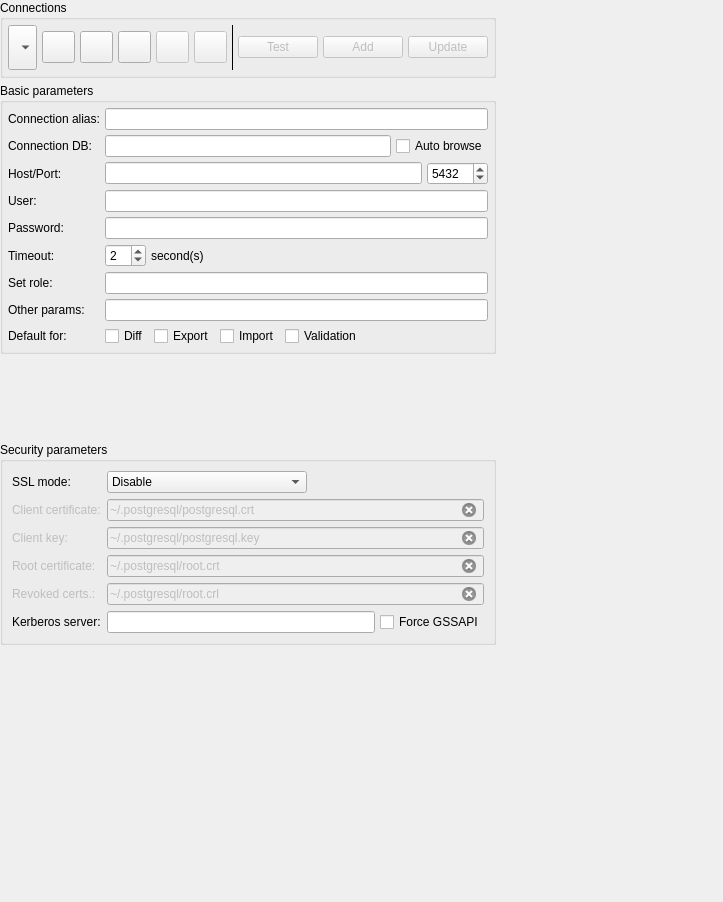
arichiardi/pgmodeler, file libs/libgui/ui/settings/connectionsconfigwidget.ui: the form before one commit.
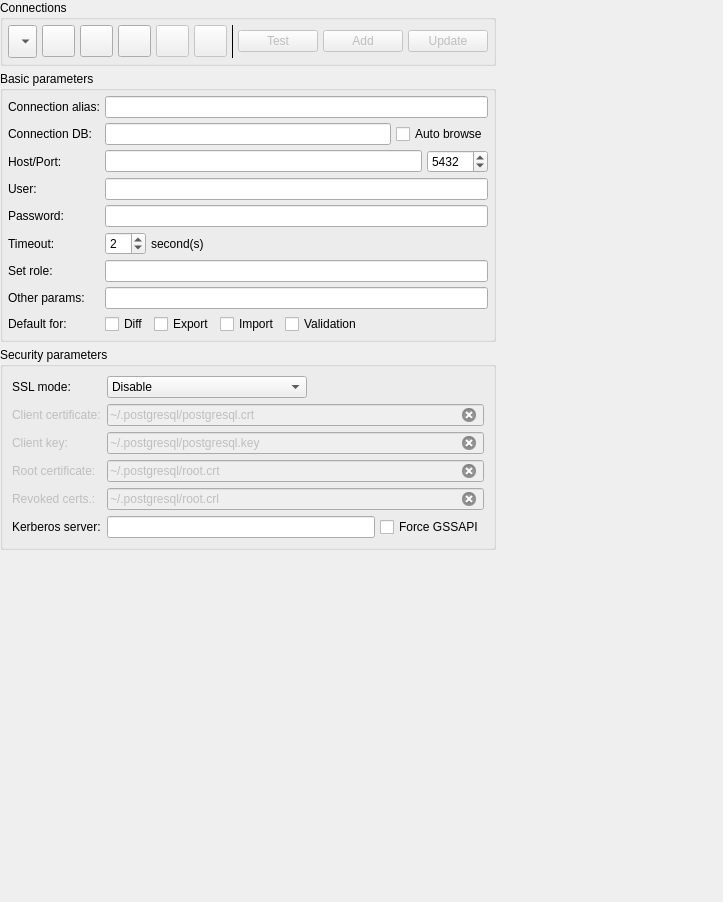
The form after the commit. Icons and pictures are not drawn.

What changed in the file:
```diff
--- a/libs/libgui/ui/settings/connectionsconfigwidget.ui
+++ b/libs/libgui/ui/settings/connectionsconfigwidget.ui
@@ -35,276 +35,6 @@
    <property name="spacing">
     <number>5</number>
    </property>
-   <item row="3" column="0">
-    <widget class="QGroupBox" name="security_grp">
-     <property name="title">
-      <string>Security parameters</string>
-     </property>
-     <layout class="QGridLayout" name="gridLayout_3">
-      <item row="0" column="0">
-       <widget class="QLabel" name="ssl_mode_lbl">
-        <property name="sizePolicy">
-         <sizepolicy hsizetype="Fixed" vsizetype="Preferred">
-          <horstretch>0</horstretch>
-          <verstretch>0</verstretch>
-         </sizepolicy>
-        </property>
-        <property name="text">
-         <string>SSL mode:</string>
-        </property>
-       </widget>
-      </item>
-      <item row="0" column="1">
-       <layout class="QHBoxLayout" name="horizontalLayout_3">
-        <property name="spacing">
-         <number>5</number>
-        </property>
-        <item>
-         <widget class="QComboBox" name="ssl_mode_cmb">
-          <property name="minimumSize">
-           <size>
-            <width>200</width>
-            <height>0</height>
-           </size>
-          </property>
-          <property name="iconSize">
-           <size>
-            <width>28</width>
-            <height>28</height>
-           </size>
-          </property>
-          <item>
-           <property name="text">
-            <string>Disable</string>
-           </property>
-          </item>
-          <item>
-           <property name="text">
-            <string>Allow</string>
-           </property>
-          </item>
-          <item>
-           <property name="text">
-            <string>Require</string>
-           </property>
-          </item>
-          <item>
-           <property name="text">
-            <string>AC verification</string>
-           </property>
-          </item>
-          <item>
-           <property name="text">
-            <string>Full verification</string>
-           </property>
-          </item>
-         </widget>
-        </item>
-        <item>
-         <spacer name="horizontalSpacer_2">
-          <property name="orientation">
-           <enum>Qt::Orientation::Horizontal</enum>
-          </property>
-          <property name="sizeHint" stdset="0">
-           <size>
-            <width>40</width>
-            <height>20</height>
-           </size>
-          </property>
-         </spacer>
-        </item>
-       </layout>
-      </item>
-      <item row="1" column="0">
-       <widget class="QLabel" name="client_cert_lbl">
-        <property name="enabled">
-         <bool>false</bool>
-        </property>
-        <property name="sizePolicy">
-         <sizepolicy hsizetype="Fixed" vsizetype="Preferred">
-          <horstretch>0</horstretch>
-          <verstretch>0</verstretch>
-         </sizepolicy>
-        </property>
-        <property name="text">
-         <string>Client certificate:</string>
-        </property>
-       </widget>
-      </item>
-      <item row="1" column="1">
-       <widget class="QLineEdit" name="client_cert_edt">
-        <property name="enabled">
-         <bool>false</bool>
-        </property>
-        <property name="text">
-         <string>~/.postgresql/postgresql.crt</string>
-        </property>
-        <property name="placeholderText">
-         <string/>
-        </property>
-        <property name="clearButtonEnabled">
-         <bool>true</bool>
-        </property>
-       </widget>
-      </item>
-      <item row="2" column="0">
-       <widget class="QLabel" name="client_key_lbl">
-        <property name="enabled">
-         <bool>false</bool>
-        </property>
-        <property name="sizePolicy">
-         <sizepolicy hsizetype="Fixed" vsizetype="Preferred">
-          <horstretch>0</horstretch>
-          <verstretch>0</verstretch>
-         </sizepolicy>
-        </property>
-        <property name="text">
-         <string>Client key:</string>
-        </property>
-       </widget>
-      </item>
-      <item row="2" column="1">
-       <widget class="QLineEdit" name="client_key_edt">
-        <property name="enabled">
-         <bool>false</bool>
-        </property>
-        <property name="text">
-         <string>~/.postgresql/postgresql.key</string>
-        </property>
-        <property name="placeholderText">
-         <string/>
-        </property>
-        <property name="clearButtonEnabled">
-         <bool>true</bool>
-        </property>
-       </widget>
-      </item>
-      <item row="3" column="0">
-       <widget class="QLabel" name="root_cert_lbl">
-        <property name="enabled">
-         <bool>false</bool>
-        </property>
-        <property name="sizePolicy">
-         <sizepolicy hsizetype="Fixed" vsizetype="Preferred">
-          <horstretch>0</horstretch>
-          <verstretch>0</verstretch>
-         </sizepolicy>
-        </property>
-        <property name="text">
-         <string>Root certificate:</string>
-        </property>
-       </widget>
-      </item>
-      <item row="3" column="1">
-       <widget class="QLineEdit" name="root_cert_edt">
-        <property name="enabled">
-         <bool>false</bool>
-        </property>
-        <property name="text">
-         <string>~/.postgresql/root.crt</string>
-        </property>
-        <property name="placeholderText">
-         <string/>
-        </property>
-        <property name="clearButtonEnabled">
-         <bool>true</bool>
-        </property>
-       </widget>
-      </item>
-      <item row="4" column="0">
-       <widget class="QLabel" name="crl_lbl">
-        <property name="enabled">
-         <bool>false</bool>
-        </property>
-        <property name="sizePolicy">
-         <sizepolicy hsizetype="Fixed" vsizetype="Preferred">
-          <horstretch>0</horstretch>
-          <verstretch>0</verstretch>
-         </sizepolicy>
-        </property>
-        <property name="text">
-         <string>Revoked certs.:</string>
-        </property>
-       </widget>
-      </item>
-      <item row="4" column="1">
-       <widget class="QLineEdit" name="crl_edt">
-        <property name="enabled">
-         <bool>false</bool>
-        </property>
-        <property name="text">
-         <string>~/.postgresql/root.crl</string>
-        </property>
-        <property name="placeholderText">
-         <string/>
-        </property>
-        <property name="clearButtonEnabled">
-         <bool>true</bool>
-        </property>
-       </widget>
-      </item>
-      <item row="5" column="0">
-       <widget class="QLabel" name="krb_server_lbl">
-        <property name="enabled">
-         <bool>true</bool>
-        </property>
-        <property name="sizePolicy">
-         <sizepolicy hsizetype="Fixed" vsizetype="Preferred">
-          <horstretch>0</horstretch>
-          <verstretch>0</verstretch>
-         </sizepolicy>
-        </property>
-        <property name="text">
-         <string>Kerberos server:</string>
-        </property>
-       </widget>
-      </item>
-      <item row="5" column="1">
-       <layout class="QHBoxLayout" name="horizontalLayout_8">
-        <property name="spacing">
-         <number>5</number>
-        </property>
-        <item>
-         <widget class="QLineEdit" name="krb_server_edt">
-          <property name="enabled">
-           <bool>true</bool>
-          </property>
-          <property name="clearButtonEnabled">
-           <bool>true</bool>
-          </property>
-         </widget>
-        </item>
-        <item>
-         <widget class="QCheckBox" name="gssapi_auth_chk">
-          <property name="sizePolicy">
-           <sizepolicy hsizetype="Fixed" vsizetype="Fixed">
-            <horstretch>0</horstretch>
-            <verstretch>0</verstretch>
-           </sizepolicy>
-          </property>
-          <property name="text">
-           <string>Force GSSAPI</string>
-          </property>
-         </widget>
-        </item>
-       </layout>
-      </item>
-     </layout>
-    </widget>
-   </item>
-   <item row="5" column="0" colspan="2">
-    <spacer name="grid_vert_spacer">
-     <property name="orientation">
-      <enum>Qt::Orientation::Vertical</enum>
-     </property>
-     <property name="sizeHint" stdset="0">
-      <size>
-       <width>20</width>
-       <height>40</height>
-      </size>
-     </property>
-    </spacer>
-   </item>
    <item row="0" column="1" rowspan="5">
     <spacer name="grid_horiz_spacer">
      <property name="orientation">
@@ -323,6 +53,18 @@
    </item>
    <item row="1" column="0">
     <widget class="QGroupBox" name="basic_grp">
+     <property name="sizePolicy">
+      <sizepolicy hsizetype="Preferred" vsizetype="Preferred">
+       <horstretch>0</horstretch>
+       <verstretch>0</verstretch>
+      </sizepolicy>
+     </property>
+     <property name="maximumSize">
+      <size>
+       <width>800</width>
+       <height>16777215</height>
+      </size>
+     </property>
      <property name="title">
       <string>Basic parameters</string>
      </property>
@@ -694,6 +436,18 @@
    </item>
    <item row="0" column="0">
     <widget class="QGroupBox" name="conn_btns_grp">
+     <property name="sizePolicy">
+      <sizepolicy hsizetype="Preferred" vsizetype="Fixed">
+       <horstretch>0</horstretch>
+       <verstretch>0</verstretch>
+      </sizepolicy>
+     </property>
+     <property name="maximumSize">
+      <size>
+       <width>800</width>
+       <height>16777215</height>
+      </size>
+     </property>
      <property name="title">
       <string>Connections</string>
      </property>
@@ -975,6 +729,282 @@
      </layout>
     </widget>
    </item>
+   <item row="2" column="0">
+    <widget class="QGroupBox" name="security_grp">
+     <property name="maximumSize">
+      <size>
+       <width>800</width>
+       <height>16777215</height>
+      </size>
+     </property>
+     <property name="title">
+      <string>Security parameters</string>
+     </property>
+     <layout class="QGridLayout" name="gridLayout_3">
+      <item row="0" column="0">
+       <widget class="QLabel" name="ssl_mode_lbl">
+        <property name="sizePolicy">
+         <sizepolicy hsizetype="Fixed" vsizetype="Preferred">
+          <horstretch>0</horstretch>
+          <verstretch>0</verstretch>
+         </sizepolicy>
+        </property>
+        <property name="text">
+         <string>SSL mode:</string>
+        </property>
+       </widget>
+      </item>
+      <item row="0" column="1">
+       <layout class="QHBoxLayout" name="horizontalLayout_3">
+        <property name="spacing">
+         <number>5</number>
+        </property>
+        <item>
+         <widget class="QComboBox" name="ssl_mode_cmb">
+          <property name="minimumSize">
+           <size>
+            <width>200</width>
+            <height>0</height>
+           </size>
+          </property>
+          <property name="iconSize">
+           <size>
+            <width>28</width>
+            <height>28</height>
+           </size>
+          </property>
+          <item>
+           <property name="text">
+            <string>Disable</string>
+           </property>
+          </item>
+          <item>
+           <property name="text">
+            <string>Allow</string>
+           </property>
+          </item>
+          <item>
+           <property name="text">
+            <string>Require</string>
+           </property>
+          </item>
+          <item>
+           <property name="text">
+            <string>AC verification</string>
+           </property>
+          </item>
+          <item>
+           <property name="text">
+            <string>Full verification</string>
+           </property>
+          </item>
+         </widget>
+        </item>
+        <item>
+         <spacer name="horizontalSpacer_2">
+          <property name="orientation">
+           <enum>Qt::Orientation::Horizontal</enum>
+          </property>
+          <property name="sizeHint" stdset="0">
+           <size>
+            <width>40</width>
+            <height>20</height>
+           </size>
+          </property>
+         </spacer>
+        </item>
+       </layout>
+      </item>
+      <item row="1" column="0">
+       <widget class="QLabel" name="client_cert_lbl">
+        <property name="enabled">
+         <bool>false</bool>
+        </property>
+        <property name="sizePolicy">
+         <sizepolicy hsizetype="Fixed" vsizetype="Preferred">
+          <horstretch>0</horstretch>
+          <verstretch>0</verstretch>
+         </sizepolicy>
+        </property>
+        <property name="text">
+         <string>Client certificate:</string>
+        </property>
+       </widget>
+      </item>
+      <item row="1" column="1">
+       <widget class="QLineEdit" name="client_cert_edt">
+        <property name="enabled">
+         <bool>false</bool>
+        </property>
+        <property name="text">
+         <string>~/.postgresql/postgresql.crt</string>
+        </property>
+        <property name="placeholderText">
+         <string/>
+        </property>
+        <property name="clearButtonEnabled">
+         <bool>true</bool>
+        </property>
+       </widget>
+      </item>
+      <item row="2" column="0">
+       <widget class="QLabel" name="client_key_lbl">
+        <property name="enabled">
+         <bool>false</bool>
+        </property>
+        <property name="sizePolicy">
+         <sizepolicy hsizetype="Fixed" vsizetype="Preferred">
+          <horstretch>0</horstretch>
+          <verstretch>0</verstretch>
+         </sizepolicy>
+        </property>
+        <property name="text">
+         <string>Client key:</string>
+        </property>
+       </widget>
+      </item>
+      <item row="2" column="1">
+       <widget class="QLineEdit" name="client_key_edt">
+        <property name="enabled">
+         <bool>false</bool>
+        </property>
+        <property name="text">
+         <string>~/.postgresql/postgresql.key</string>
+        </property>
+        <property name="placeholderText">
+         <string/>
+        </property>
+        <property name="clearButtonEnabled">
+         <bool>true</bool>
+        </property>
+       </widget>
+      </item>
+      <item row="3" column="0">
+       <widget class="QLabel" name="root_cert_lbl">
+        <property name="enabled">
+         <bool>false</bool>
+        </property>
+        <property name="sizePolicy">
+         <sizepolicy hsizetype="Fixed" vsizetype="Preferred">
+          <horstretch>0</horstretch>
+          <verstretch>0</verstretch>
+         </sizepolicy>
+        </property>
+        <property name="text">
+         <string>Root certificate:</string>
+        </property>
+       </widget>
+      </item>
+      <item row="3" column="1">
+       <widget class="QLineEdit" name="root_cert_edt">
+        <property name="enabled">
+         <bool>false</bool>
+        </property>
+        <property name="text">
+         <string>~/.postgresql/root.crt</string>
+        </property>
+        <property name="placeholderText">
+         <string/>
+        </property>
+        <property name="clearButtonEnabled">
+         <bool>true</bool>
+        </property>
+       </widget>
+      </item>
+      <item row="4" column="0">
+       <widget class="QLabel" name="crl_lbl">
+        <property name="enabled">
+         <bool>false</bool>
+        </property>
+        <property name="sizePolicy">
+         <sizepolicy hsizetype="Fixed" vsizetype="Preferred">
+          <horstretch>0</horstretch>
+          <verstretch>0</verstretch>
+         </sizepolicy>
+        </property>
+        <property name="text">
+         <string>Revoked certs.:</string>
+        </property>
+       </widget>
+      </item>
+      <item row="4" column="1">
+       <widget class="QLineEdit" name="crl_edt">
+        <property name="enabled">
+         <bool>false</bool>
+        </property>
+        <property name="text">
+         <string>~/.postgresql/root.crl</string>
+        </property>
+        <property name="placeholderText">
+         <string/>
+        </property>
+        <property name="clearButtonEnabled">
+         <bool>true</bool>
+        </property>
+       </widget>
+      </item>
+      <item row="5" column="0">
+       <widget class="QLabel" name="krb_server_lbl">
+        <property name="enabled">
+         <bool>true</bool>
+        </property>
+        <property name="sizePolicy">
+         <sizepolicy hsizetype="Fixed" vsizetype="Preferred">
+          <horstretch>0</horstretch>
+          <verstretch>0</verstretch>
+         </sizepolicy>
+        </property>
+        <property name="text">
+         <string>Kerberos server:</string>
+        </property>
+       </widget>
+      </item>
+      <item row="5" column="1">
+       <layout class="QHBoxLayout" name="horizontalLayout_8">
+        <property name="spacing">
+         <number>5</number>
+        </property>
+        <item>
+         <widget class="QLineEdit" name="krb_server_edt">
+          <property name="enabled">
+           <bool>true</bool>
+          </property>
+          <property name="clearButtonEnabled">
+           <bool>true</bool>
+          </property>
+         </widget>
+        </item>
+        <item>
+         <widget class="QCheckBox" name="gssapi_auth_chk">
+          <property name="sizePolicy">
+           <sizepolicy hsizetype="Fixed" vsizetype="Fixed">
+            <horstretch>0</horstretch>
+            <verstretch>0</verstretch>
+           </sizepolicy>
+          </property>
+          <property name="text">
+           <string>Force GSSAPI</string>
+          </property>
+         </widget>
+        </item>
+       </layout>
+      </item>
+     </layout>
+    </widget>
+   </item>
+   <item row="3" column="0" rowspan="3" colspan="2">
+    <spacer name="grid_vert_spacer">
+     <property name="orientation">
+      <enum>Qt::Orientation::Vertical</enum>
+     </property>
+     <property name="sizeHint" stdset="0">
+      <size>
+       <width>20</width>
+       <height>40</height>
+      </size>
+     </property>
+    </spacer>
+   </item>
   </layout>
  </widget>
  <tabstops>
```
